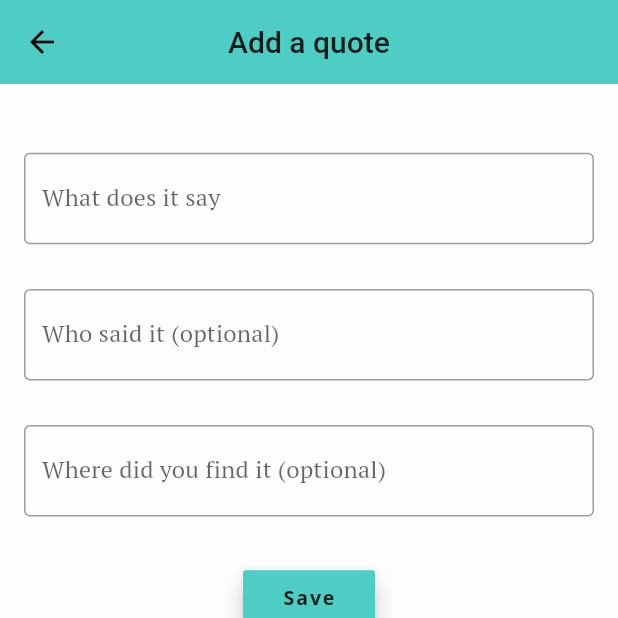
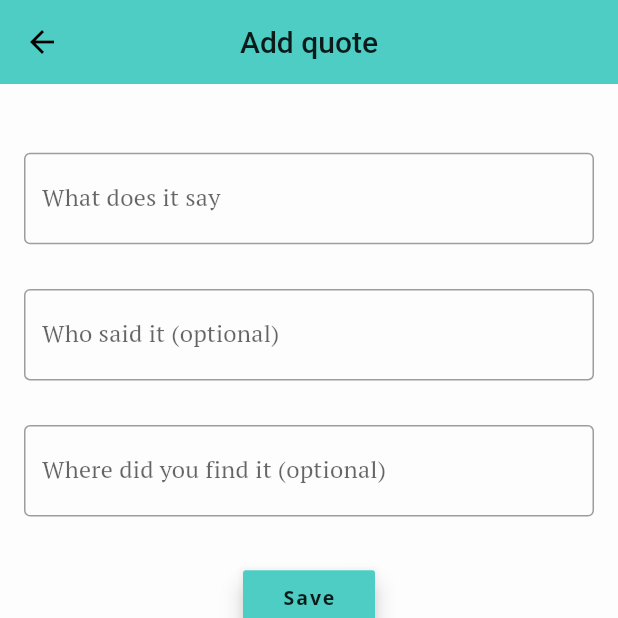
Before and after one commit to marcaureln/meditations, a Flutter app: the AddQuote screen opened by its route, on a phone screen of 412 x 824 dp, the top half of it. Run offline on Flutter 3.47's test engine with Material 2 defaults, Android fonts, the phone set to English and light mode, and no system bars; our stand-ins replace google_fonts, sembast, shared_preferences; accounts and stored records are empty.

Commit message:
add new translations

```diff
--- a/lib/views/add_quote.dart
+++ b/lib/views/add_quote.dart
@@ -1,6 +1,7 @@
 import 'package:flutter/material.dart';
 
 import 'package:stoic/db/quotes_dao.dart';
+import 'package:stoic/theme/app_localizations.dart';
 import 'package:stoic/theme/theme.dart';
 import 'package:stoic/models/quote.dart';
 
@@ -23,7 +24,7 @@ class _AddQuoteState extends State<AddQuote> {
 
     return Scaffold(
       appBar: AppBar(
-        title: Text('Add a quote'),
+        title: Text(AppLocalizations.of(context).translate('add_quote')),
         centerTitle: true,
         elevation: 0,
         leading: IconButton(
@@ -47,7 +48,8 @@ class _AddQuoteState extends State<AddQuote> {
                 TextField(
                     // autofocus: true,
                     decoration: InputDecoration(
-                      labelText: 'What does it say',
+                      labelText: AppLocalizations.of(context)
+                          .translate('what_does_it_say'),
                       border: OutlineInputBorder(),
                     ),
                     onChanged: (String text) {
@@ -55,7 +57,9 @@ class _AddQuoteState extends State<AddQuote> {
                     }),
                 TextField(
                     decoration: InputDecoration(
-                      labelText: 'Who said it (optional)',
+                      labelText: AppLocalizations.of(context)
+                              .translate('who_said_it') +
+                          ' (${AppLocalizations.of(context).translate('optional').toLowerCase()})',
                       border: OutlineInputBorder(),
                     ),
                     onChanged: (String text) {
@@ -63,7 +67,9 @@ class _AddQuoteState extends State<AddQuote> {
                     }),
                 TextField(
                     decoration: InputDecoration(
-                      labelText: 'Where did you find it (optional)',
+                      labelText: AppLocalizations.of(context)
+                              .translate('where_did_you_find_it') +
+                          ' (${AppLocalizations.of(context).translate('optional').toLowerCase()})',
                       border: OutlineInputBorder(),
                     ),
                     onChanged: (String text) {
@@ -74,7 +80,7 @@ class _AddQuoteState extends State<AddQuote> {
                     elevation: 6,
                     color: myTheme.accentColor,
                     child: Text(
-                      'Save',
+                      AppLocalizations.of(context).translate('save'),
                       style: TextStyle(
                         fontWeight: FontWeight.bold,
                       ),
--- a/lib/widgets/change_lang.dart
+++ b/lib/widgets/change_lang.dart
@@ -1,5 +1,6 @@
 import 'package:flutter/material.dart';
 import 'package:shared_preferences/shared_preferences.dart';
+import 'package:stoic/theme/app_localizations.dart';
 import 'package:stoic/theme/theme.dart';
 import 'package:stoic/widgets/app.dart';
 
@@ -48,7 +49,7 @@ class _ChangeLanguageDialogContentState
             ),
           ),
         RaisedButton(
-          child: Text('Save'),
+          child: Text(AppLocalizations.of(context).translate('save')),
           color: myTheme.accentColor,
           onPressed: () {
             Navigator.pop(context);
```
Also changed, not shown: lang/en.json (+7 -1 lines), lang/fr.json (+7 -1 lines).
